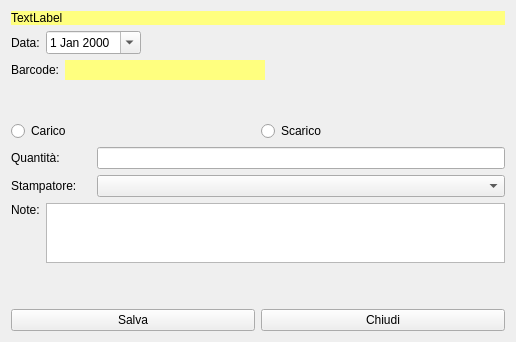
The window that ftmodmov.ui (fblabs/CLTags) describes before a commit, drawn with Qt 5.
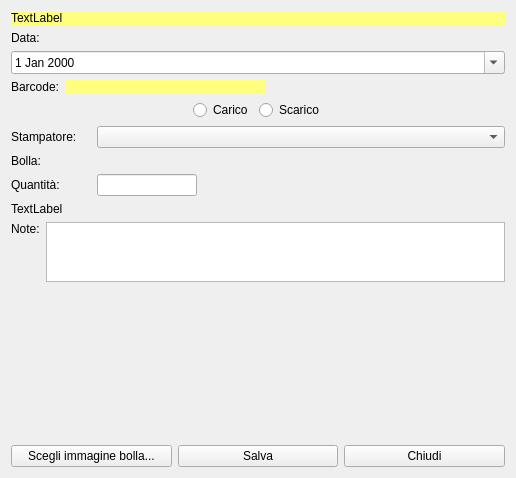
The same window after the commit. Icons and pictures are not drawn.

Patch:
```diff
--- a/ftmodmov.ui
+++ b/ftmodmov.ui
@@ -10,7 +10,7 @@
     <x>0</x>
     <y>0</y>
     <width>516</width>
-    <height>342</height>
+    <height>478</height>
    </rect>
   </property>
   <property name="windowTitle">
@@ -32,8 +32,6 @@
     </widget>
    </item>
    <item>
-    <layout class="QHBoxLayout" name="horizontalLayout_5">
-     <item>
       <widget class="QLabel" name="label_4">
        <property name="text">
         <string>Data:</string>
@@ -48,23 +46,8 @@
       </widget>
      </item>
      <item>
-      <spacer name="horizontalSpacer_2">
-       <property name="orientation">
-        <enum>Qt::Horizontal</enum>
-       </property>
-       <property name="sizeHint" stdset="0">
-        <size>
-         <width>40</width>
-         <height>20</height>
-        </size>
-       </property>
-      </spacer>
-     </item>
-    </layout>
-   </item>
-   <item>
-    <layout class="QHBoxLayout" name="horizontalLayout">
-     <item>
+    <layout class="QFormLayout" name="formLayout_2">
+     <item row="0" column="0">
       <widget class="QLabel" name="label">
        <property name="maximumSize">
         <size>
@@ -77,7 +60,7 @@
        </property>
       </widget>
      </item>
-     <item>
+     <item row="0" column="1">
       <widget class="QLabel" name="lbBarcode">
        <property name="minimumSize">
         <size>
@@ -99,8 +82,12 @@
        </property>
       </widget>
      </item>
+    </layout>
+   </item>
      <item>
-      <spacer name="horizontalSpacer">
+    <layout class="QHBoxLayout" name="horizontalLayout">
+     <item>
+      <spacer name="horizontalSpacer_2">
        <property name="orientation">
         <enum>Qt::Horizontal</enum>
        </property>
@@ -108,21 +95,6 @@
         <size>
          <width>40</width>
          <height>20</height>
-        </size>
-       </property>
-      </spacer>
-     </item>
-    </layout>
-   </item>
-   <item>
-    <spacer name="verticalSpacer">
-     <property name="orientation">
-      <enum>Qt::Vertical</enum>
-     </property>
-     <property name="sizeHint" stdset="0">
-      <size>
-       <width>20</width>
-       <height>26</height>
       </size>
      </property>
     </spacer>
@@ -146,28 +118,17 @@
     </layout>
    </item>
    <item>
-    <layout class="QHBoxLayout" name="horizontalLayout_4">
-     <item>
-      <widget class="QLabel" name="label_3">
-       <property name="minimumSize">
-        <size>
-         <width>80</width>
-         <height>0</height>
-        </size>
+      <spacer name="horizontalSpacer">
+       <property name="orientation">
+        <enum>Qt::Horizontal</enum>
        </property>
-       <property name="maximumSize">
+       <property name="sizeHint" stdset="0">
         <size>
-         <width>80</width>
-         <height>16777215</height>
+         <width>40</width>
+         <height>20</height>
         </size>
        </property>
-       <property name="text">
-        <string>Quantità:</string>
-       </property>
-      </widget>
-     </item>
-     <item>
-      <widget class="QLineEdit" name="leAmount"/>
+      </spacer>
      </item>
     </layout>
    </item>
@@ -197,6 +158,77 @@
      </item>
     </layout>
    </item>
+   <item>
+    <layout class="QFormLayout" name="formLayout">
+     <item row="0" column="0">
+      <widget class="QLabel" name="label_6">
+       <property name="text">
+        <string>Bolla:</string>
+       </property>
+      </widget>
+     </item>
+     <item row="0" column="1">
+      <widget class="QLabel" name="lbImg">
+       <property name="text">
+        <string/>
+       </property>
+      </widget>
+     </item>
+    </layout>
+   </item>
+   <item>
+    <layout class="QGridLayout" name="gridLayout">
+     <item row="0" column="0">
+      <widget class="QLabel" name="label_3">
+       <property name="minimumSize">
+        <size>
+         <width>80</width>
+         <height>0</height>
+        </size>
+       </property>
+       <property name="maximumSize">
+        <size>
+         <width>80</width>
+         <height>16777215</height>
+        </size>
+       </property>
+       <property name="text">
+        <string>Quantità:</string>
+       </property>
+      </widget>
+     </item>
+     <item row="0" column="2">
+      <spacer name="horizontalSpacer_3">
+       <property name="orientation">
+        <enum>Qt::Horizontal</enum>
+       </property>
+       <property name="sizeHint" stdset="0">
+        <size>
+         <width>40</width>
+         <height>20</height>
+        </size>
+       </property>
+      </spacer>
+     </item>
+     <item row="0" column="1">
+      <widget class="QLineEdit" name="leAmount">
+       <property name="maximumSize">
+        <size>
+         <width>100</width>
+         <height>16777215</height>
+        </size>
+       </property>
+      </widget>
+     </item>
+    </layout>
+   </item>
+   <item>
+    <widget class="QLabel" name="lbImgPath">
+     <property name="text">
+      <string>TextLabel</string>
+     </property>
+    </widget>
+   </item>
    <item>
     <layout class="QHBoxLayout" name="horizontalLayout_6">
      <item>
@@ -206,21 +238,11 @@
          <property name="text">
           <string>Note:</string>
          </property>
+         <property name="alignment">
+          <set>Qt::AlignLeading|Qt::AlignLeft|Qt::AlignTop</set>
+         </property>
         </widget>
        </item>
-       <item>
-        <spacer name="verticalSpacer_2">
-         <property name="orientation">
-          <enum>Qt::Vertical</enum>
-         </property>
-         <property name="sizeHint" stdset="0">
-          <size>
-           <width>20</width>
-           <height>40</height>
-          </size>
-         </property>
-        </spacer>
-       </item>
       </layout>
      </item>
      <item>
@@ -249,8 +271,25 @@
     </spacer>
    </item>
    <item>
-    <layout class="QHBoxLayout" name="horizontalLayout_7">
-     <item>
+    <layout class="QGridLayout" name="gridLayout_2">
+     <item row="0" column="0">
+      <widget class="QPushButton" name="pbImg">
+       <property name="text">
+        <string>Scegli immagine bolla...</string>
+       </property>
+       <property name="icon">
+        <iconset resource="resources.qrc">
+         <normaloff>:/resources/icons/Text-align--justify64.png</normaloff>:/resources/icons/Text-align--justify64.png</iconset>
+       </property>
+       <property name="iconSize">
+        <size>
+         <width>32</width>
+         <height>32</height>
+        </size>
+       </property>
+      </widget>
+     </item>
+     <item row="0" column="1">
       <widget class="QPushButton" name="pbSave">
        <property name="text">
         <string>Salva</string>
@@ -267,7 +306,7 @@
        </property>
       </widget>
      </item>
-     <item>
+     <item row="0" column="2">
       <widget class="QPushButton" name="pbCancel">
        <property name="text">
         <string>Chiudi</string>
```
Lines whose indentation alone changed are shown as unchanged.
